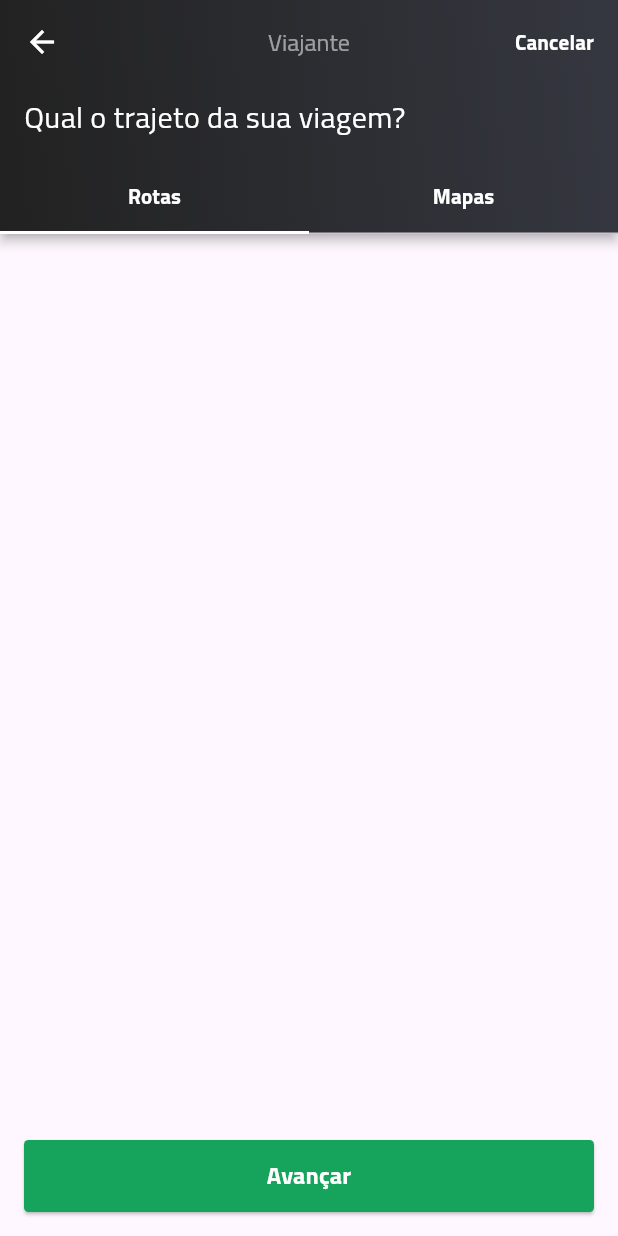
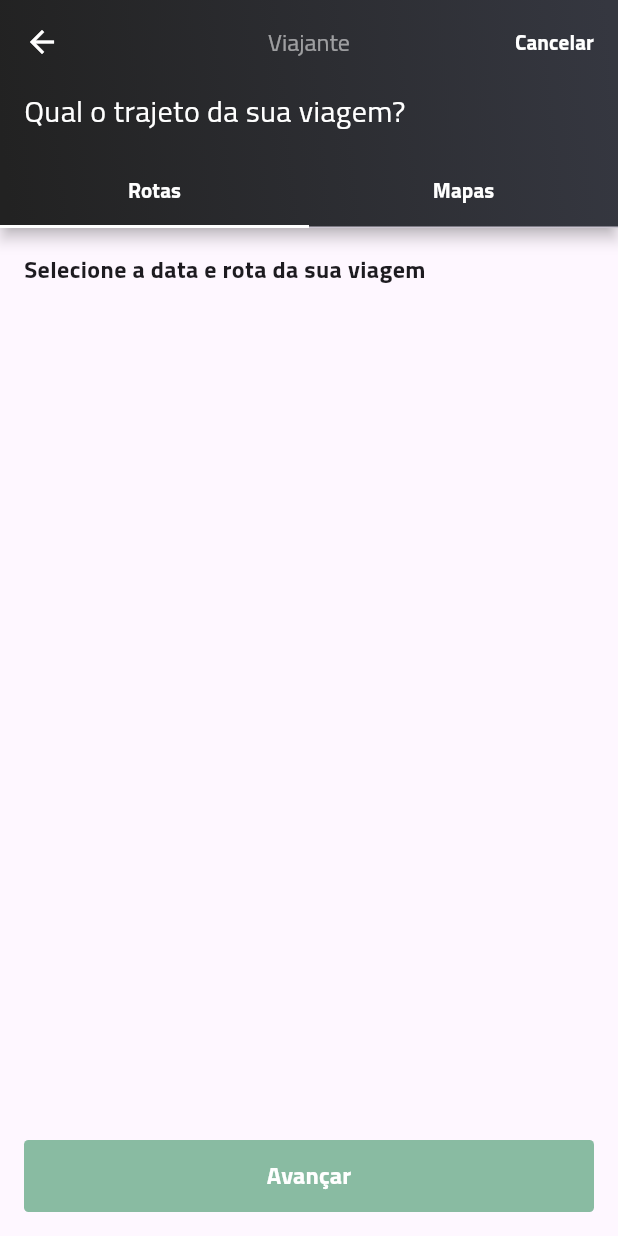
Before and after one commit to schuberty/Jera-Muvver, a Flutter app: the PassengerPathPage screen opened by its route, on a phone screen of 412 x 824 dp. Run offline on Flutter 3.47's test engine with Material 2 defaults, Android fonts, the light colour scheme and no system bars.

Commit message:
Fixed passenger path page not rendering because of unecessary custom single view

```diff
--- /dev/null
+++ b/lib/src/modules/passenger/presentation/components/passenger_app_bar_widget.dart
@@ -0,0 +1,86 @@
+import 'package:flutter/material.dart';
+import 'package:flutter/services.dart';
+import 'package:jera_muvver/src/shared/app/app_constants.dart';
+
+class PassengerAppBarWidget extends StatelessWidget implements PreferredSizeWidget {
+  final VoidCallback? onLeadingPreassed;
+  final IconData? leadingIcon;
+  final String? titleText;
+  final List<Widget>? actions;
+  final PreferredSizeWidget? bottom;
+  final double height;
+
+  const PassengerAppBarWidget({
+    this.onLeadingPreassed,
+    this.leadingIcon,
+    this.titleText,
+    this.actions,
+    this.bottom,
+    this.height = 58,
+    super.key,
+  });
+
+  @override
+  Widget build(BuildContext context) {
+    late final Widget? leadingIconWidget;
+    late final Widget? titleWidget;
+
+    if (leadingIcon != null) {
+      leadingIconWidget = Icon(
+        leadingIcon,
+        color: Colors.white,
+      );
+    } else {
+      leadingIconWidget = const Icon(
+        Icons.arrow_back,
+        color: Colors.white,
+      );
+    }
+
+    if (titleText != null) {
+      titleWidget = Text(
+        titleText!,
+        style: TextStyle(
+          color: Colors.white.withOpacity(0.54),
+          fontSize: 16,
+        ),
+      );
+    } else {
+      titleWidget = null;
+    }
+
+    return AppBar(
+      elevation: 4,
+      centerTitle: true,
+      shadowColor: Colors.black,
+      backgroundColor: Colors.black,
+      systemOverlayStyle: SystemUiOverlayStyle.light,
+      leading: IconButton(
+        onPressed: onLeadingPreassed,
+        icon: leadingIconWidget,
+      ),
+      title: titleWidget,
+      flexibleSpace: FlexibleSpaceBar(
+        titlePadding: EdgeInsets.zero,
+        title: Container(
+          decoration: BoxDecoration(
+            gradient: AppConstants.linearDarkGradient(),
+          ),
+        ),
+      ),
+      actions: actions,
+      bottom: bottom,
+    );
+  }
+
+  @override
+  Size get preferredSize {
+    double preferredHeight = height;
+
+    if (bottom != null) {
+      preferredHeight += bottom!.preferredSize.height;
+    }
+
+    return Size.fromHeight(preferredHeight);
+  }
+}
--- /dev/null
+++ b/lib/src/modules/passenger/presentation/components/passenger_subtitle_text_widget.dart
@@ -0,0 +1,18 @@
+import 'package:flutter/material.dart';
+
+class PassengerSubtitleTextWidget extends StatelessWidget {
+  final String text;
+
+  const PassengerSubtitleTextWidget(this.text, {super.key});
+
+  @override
+  Widget build(BuildContext context) {
+    return Text(
+      text,
+      style: const TextStyle(
+        fontWeight: FontWeight.bold,
+        fontSize: 16,
+      ),
+    );
+  }
+}
--- a/lib/src/modules/passenger/presentation/pages/passenger_page.dart
+++ b/lib/src/modules/passenger/presentation/pages/passenger_page.dart
@@ -3,6 +3,7 @@ import 'package:jera_muvver/src/modules/passenger/domain/enums/transport_type_en
 import 'package:jera_muvver/src/modules/passenger/presentation/components/passenger_app_bar_bottom_widget.dart';
 import 'package:jera_muvver/src/modules/passenger/presentation/components/passenger_next_floating_button.dart';
 import 'package:jera_muvver/src/modules/passenger/presentation/components/passenger_sliver_app_bar_widget.dart';
+import 'package:jera_muvver/src/modules/passenger/presentation/components/passenger_subtitle_text_widget.dart';
 import 'package:jera_muvver/src/modules/passenger/presentation/components/passenger_transport_radial_list_widget.dart';
 
 class PassengerPage extends StatefulWidget {
@@ -37,10 +38,7 @@ class _PassengerPageState extends State<PassengerPage> {
           SliverToBoxAdapter(
             child: Container(
               margin: const EdgeInsets.fromLTRB(16, 16, 0, 0),
-              child: const Text(
-                "Transporte",
-                style: TextStyle(fontWeight: FontWeight.bold, fontSize: 16),
-              ),
+              child: const PassengerSubtitleTextWidget("Transporte"),
             ),
           ),
           PassengerTransportRadialListWidget(
--- a/lib/src/modules/passenger/presentation/pages/passenger_path_page.dart
+++ b/lib/src/modules/passenger/presentation/pages/passenger_path_page.dart
@@ -1,9 +1,10 @@
 import 'package:flutter/material.dart';
 import 'package:jera_muvver/src/modules/passenger/presentation/components/passenger_app_bar_bottom_widget.dart';
+import 'package:jera_muvver/src/modules/passenger/presentation/components/passenger_app_bar_widget.dart';
 import 'package:jera_muvver/src/modules/passenger/presentation/components/passenger_cancel_text_button.dart';
 import 'package:jera_muvver/src/modules/passenger/presentation/components/passenger_next_floating_button.dart';
 import 'package:jera_muvver/src/modules/passenger/presentation/components/passenger_path_tab_bar_widget.dart';
-import 'package:jera_muvver/src/modules/passenger/presentation/components/passenger_sliver_app_bar_widget.dart';
+import 'package:jera_muvver/src/modules/passenger/presentation/components/passenger_subtitle_text_widget.dart';
 
 class PassengerPathPage extends StatefulWidget {
   const PassengerPathPage({super.key});
@@ -23,24 +24,43 @@ class _PassengerPathPageState extends State<PassengerPathPage> with TickerProvid
 
   @override
   Widget build(BuildContext context) {
+    final heightScreen = MediaQuery.of(context).size.height;
+
     return Scaffold(
-      floatingActionButton: PassengerNextFloatingButton(onPressed: () {}),
+      floatingActionButton: const PassengerNextFloatingButton(),
       floatingActionButtonLocation: FloatingActionButtonLocation.centerFloat,
-      body: CustomScrollView(
-        slivers: <Widget>[
-          PassengerSliverAppBarWidget(
+      appBar: PassengerAppBarWidget(
         onLeadingPreassed: _navigateBackToTransportSelection,
         titleText: "Viajante",
         actions: <Widget>[
           PassengerCancelTextButton(onPressed: _navigateBackToHome),
         ],
         bottom: PassengerAppBarBottomWidget(
-              height: 100,
+          height: 94,
           text: "Qual o trajeto da sua viagem?",
           tabBarWidget: PassengerPathTabBarWidget(tabController: _tabController),
         ),
       ),
+      body: SafeArea(
+        child: TabBarView(
+          controller: _tabController,
+          children: <Widget>[
+            Column(
+              crossAxisAlignment: CrossAxisAlignment.start,
+              children: <Widget>[
+                Container(
+                  margin: const EdgeInsets.fromLTRB(16, 16, 0, 0),
+                  child: const PassengerSubtitleTextWidget(
+                    "Selecione a data e rota da sua viagem",
+                  ),
+                )
               ],
+            ),
+            Container(
+              color: Colors.blue,
+            ),
+          ],
+        ),
       ),
     );
   }
```
Lines whose indentation alone changed are shown as unchanged.
